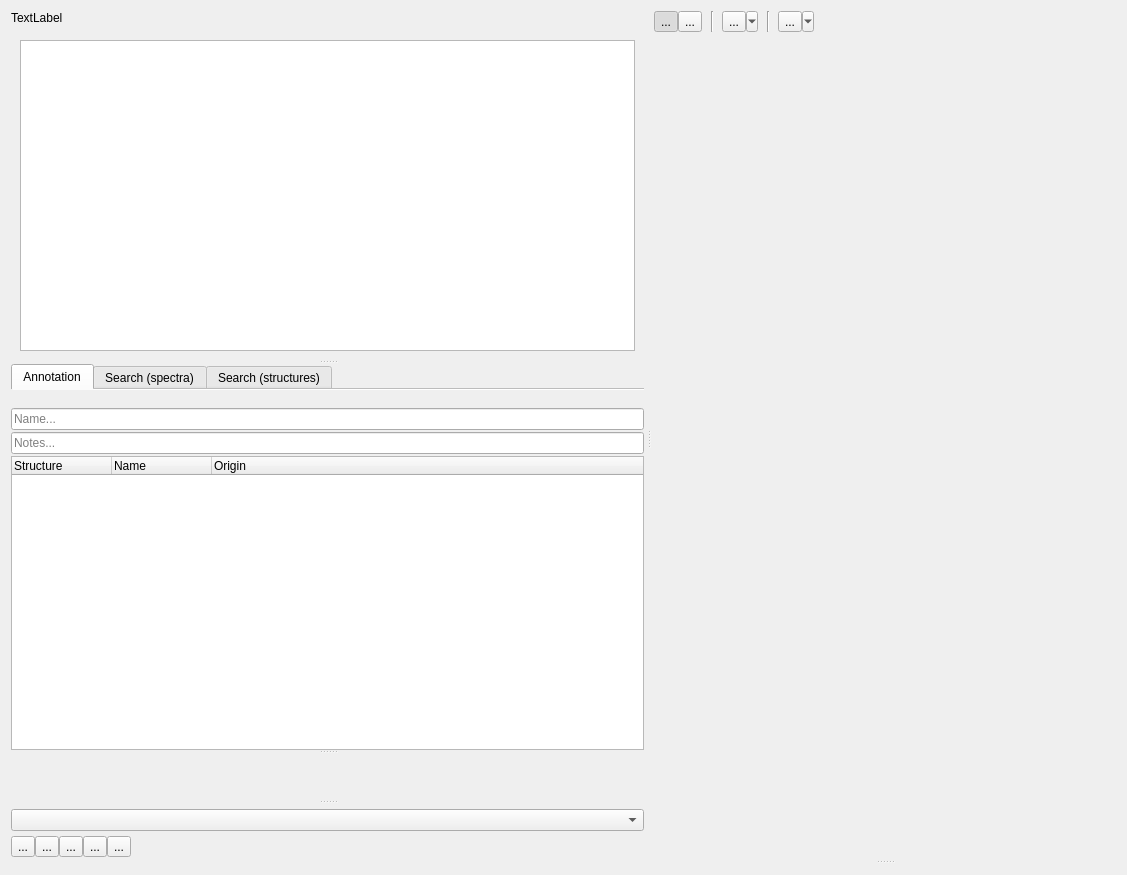
Above: gui/resources/AlignmentViewerWindow.ui from mhagar/MzKit before the change. Below: the same form after it.
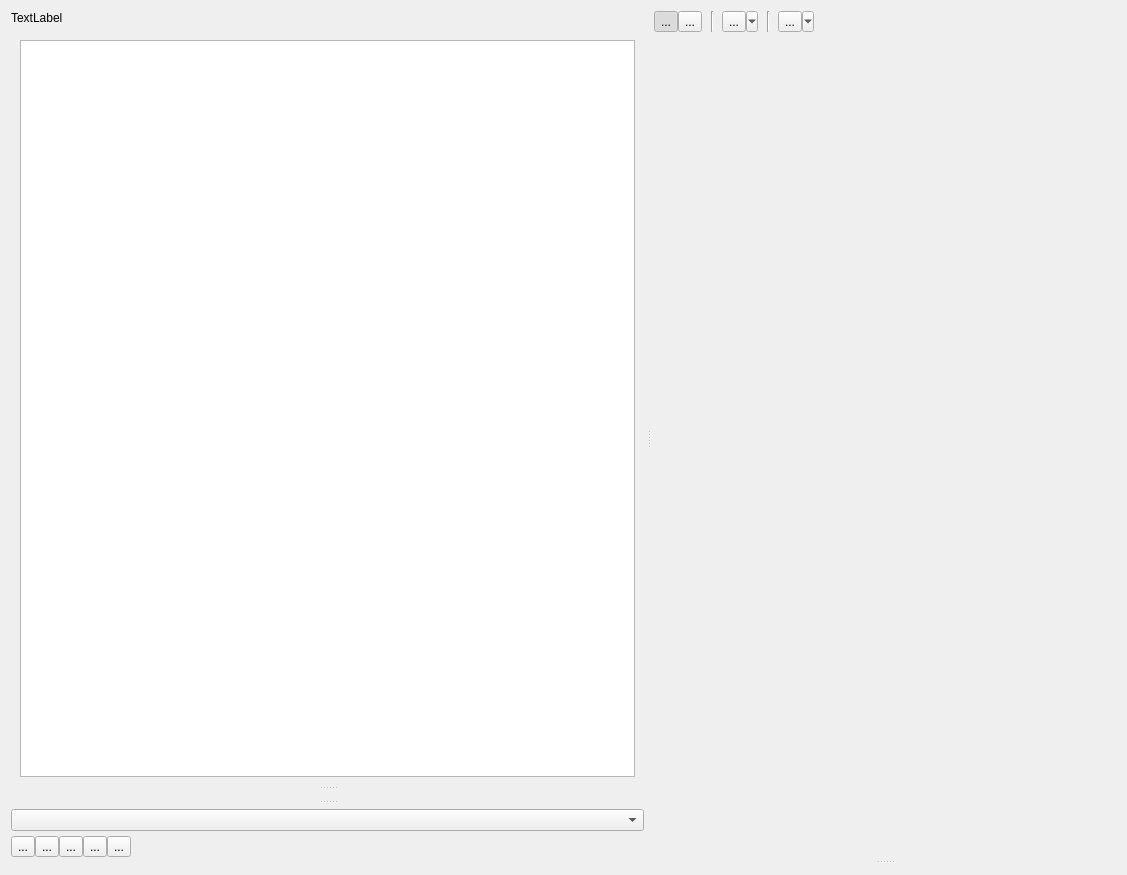
That is the form after the change. Custom widgets are drawn as their Qt base class.

Commit message: make annotation tabs standalone and show in ensemble viewer

Diff of the .ui file:
```diff
--- a/gui/resources/AlignmentViewerWindow.ui
+++ b/gui/resources/AlignmentViewerWindow.ui
@@ -91,109 +91,6 @@
        <property name="documentMode">
         <bool>true</bool>
        </property>
-       <widget class="QWidget" name="tabAnnotation">
-        <attribute name="title">
-         <string>Annotation</string>
-        </attribute>
-        <layout class="QVBoxLayout" name="verticalLayout_3" stretch="0,0,0,1">
-         <property name="spacing">
-          <number>2</number>
-         </property>
-         <property name="leftMargin">
-          <number>0</number>
-         </property>
-         <property name="topMargin">
-          <number>2</number>
-         </property>
-         <property name="rightMargin">
-          <number>0</number>
-         </property>
-         <property name="bottomMargin">
-          <number>0</number>
-         </property>
-         <item>
-          <widget class="QLabel" name="labelAnnotationTarget">
-           <property name="text">
-            <string/>
-           </property>
-           <property name="wordWrap">
-            <bool>true</bool>
-           </property>
-          </widget>
-         </item>
-         <item>
-          <layout class="QHBoxLayout" name="horizontalLayout_3">
-           <item>
-            <widget class="QLineEdit" name="editAnalyteName">
-             <property name="placeholderText">
-              <string>Name...</string>
-             </property>
-            </widget>
-           </item>
-          </layout>
-         </item>
-         <item>
-          <widget class="QLineEdit" name="editAnalyteNotes">
-           <property name="placeholderText">
-            <string>Notes...</string>
-           </property>
-          </widget>
-         </item>
-         <item>
-          <widget class="QSplitter" name="splitterHypotheses">
-           <property name="orientation">
-            <enum>Qt::Vertical</enum>
-           </property>
-           <property name="childrenCollapsible">
-            <bool>false</bool>
-           </property>
-           <widget class="QTreeWidget" name="treeHypotheses">
-            <property name="editTriggers">
-             <set>QAbstractItemView::DoubleClicked|QAbstractItemView::EditKeyPressed</set>
-            </property>
-            <property name="textElideMode">
-             <enum>Qt::ElideRight</enum>
-            </property>
-            <property name="rootIsDecorated">
-             <bool>false</bool>
-            </property>
-            <property name="uniformRowHeights">
-             <bool>true</bool>
-            </property>
-            <property name="wordWrap">
-             <bool>false</bool>
-            </property>
-            <column>
-             <property name="text">
-              <string>Structure</string>
-             </property>
-            </column>
-            <column>
-             <property name="text">
-              <string>Name</string>
-             </property>
-            </column>
-            <column>
-             <property name="text">
-              <string>Origin</string>
-             </property>
-            </column>
-           </widget>
-           <widget class="StructureView" name="svgAnalyteStructure" native="true"/>
-          </widget>
-         </item>
-        </layout>
-       </widget>
-       <widget class="SpectrumSearchPanel" name="spectrumSearchPanel">
-        <attribute name="title">
-         <string>Search (spectra)</string>
-        </attribute>
-       </widget>
-       <widget class="AnnotationPanel" name="annotationPanel">
-        <attribute name="title">
-         <string>Search (structures)</string>
-        </attribute>
-       </widget>
       </widget>
       <widget class="QWidget" name="widget" native="true">
        <property name="sizePolicy">
@@ -508,18 +405,6 @@
    <header>gui.widgets.StructureWidget</header>
    <container>1</container>
   </customwidget>
-  <customwidget>
-   <class>AnnotationPanel</class>
-   <extends>QWidget</extends>
-   <header>gui.views.alignment_viewer.annotation_panel</header>
-   <container>1</container>
-  </customwidget>
-  <customwidget>
-   <class>SpectrumSearchPanel</class>
-   <extends>QWidget</extends>
-   <header>gui.views.alignment_viewer.spectrum_search_panel</header>
-   <container>1</container>
-  </customwidget>
  </customwidgets>
  <resources/>
  <connections/>
```
The commit also changes 17 other files.
